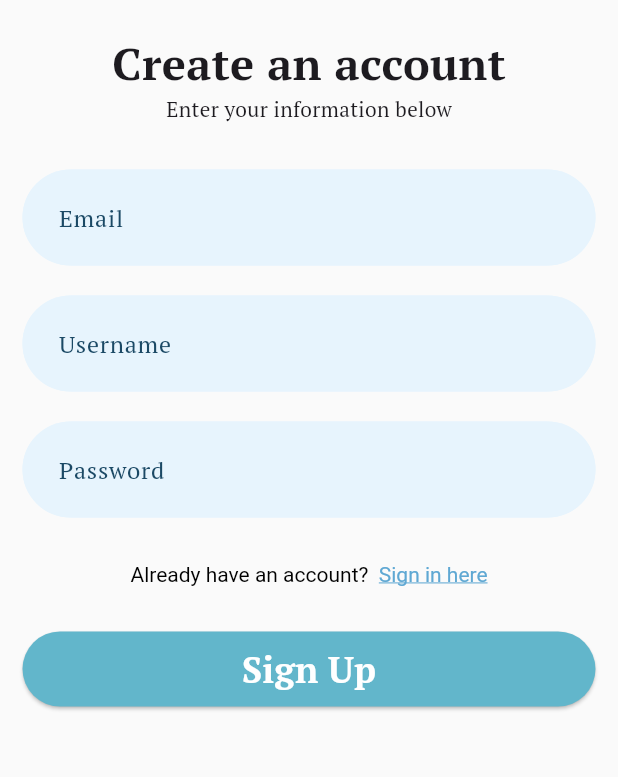
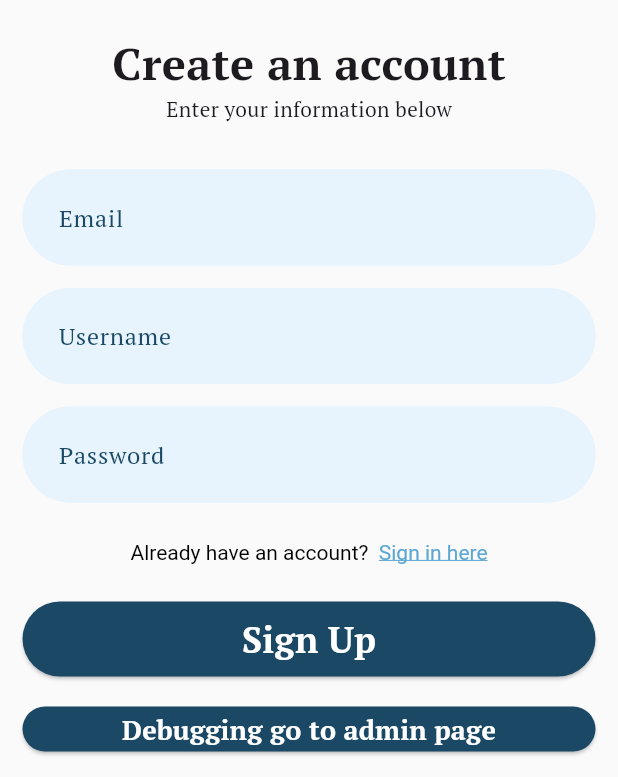
Before and after one commit to harshithlanka3/SAME-3311, a Flutter app: the SignUpPage screen opened directly, on a phone screen of 412 x 824 dp, the part 459-1236 px from its top. Run offline on Flutter 3.47's test engine with Material 3 defaults, Android fonts, the phone set to English and light mode, and no system bars; our stand-ins replace fluttertoast, multi_select_flutter.

Commit message:
debugging button to go to admin page

```diff
--- a/frontend/s_a_m_e/lib/login.dart
+++ b/frontend/s_a_m_e/lib/login.dart
@@ -6,7 +6,7 @@ import 'package:s_a_m_e/colors.dart';
 import 'package:s_a_m_e/signup.dart';
 import 'package:http/http.dart' as http;
 
-// perhaps might have to use ApiService ???
+// create ApiService class to verify the logins from database
 
 // class ApiService {
 //   Future<User> getUsers() async {
@@ -126,7 +126,7 @@ class _LoginState extends State<Login> {
                 child: ElevatedButton(
                   style:  const ButtonStyle(
                     foregroundColor: MaterialStatePropertyAll<Color>(white),
-                    backgroundColor: MaterialStatePropertyAll<Color>(teal),
+                    backgroundColor: MaterialStatePropertyAll<Color>(navy),
                   ),
                   // make sure Terms & Conditions are read & approved
                   onPressed: () {
--- a/frontend/s_a_m_e/lib/signup.dart
+++ b/frontend/s_a_m_e/lib/signup.dart
@@ -2,6 +2,7 @@ import 'dart:convert';
 import 'package:flutter/gestures.dart';
 import 'package:flutter/material.dart';
 import 'package:http/http.dart' as http;
+import 'package:s_a_m_e/admin.dart';
 import 'package:s_a_m_e/colors.dart';
 import 'package:s_a_m_e/login.dart';
 
@@ -132,7 +133,7 @@ class _SignUpPageState extends State<SignUpPage> {
                 )
               ),
             ),
-            const SizedBox(height: 20),
+            const SizedBox(height: 15),
             TextField(
               controller: _username,
               decoration: const InputDecoration(
@@ -151,7 +152,7 @@ class _SignUpPageState extends State<SignUpPage> {
                 ),
               ),
             ),
-            const SizedBox(height: 20),
+            const SizedBox(height: 15),
             TextField(
               controller: _userPassword,
               obscureText: true,
@@ -171,7 +172,7 @@ class _SignUpPageState extends State<SignUpPage> {
                 ),
               ),
             ),
-            const SizedBox(height: 30),
+            const SizedBox(height: 25),
             RichText(text: TextSpan(
                 style: const TextStyle(fontFamily: "PT Serif"),
                 children: <TextSpan>[
@@ -191,14 +192,14 @@ class _SignUpPageState extends State<SignUpPage> {
                   ),
                 ],
               )),
-              const SizedBox(height: 30),
+              const SizedBox(height: 25),
             SizedBox(
               width: MediaQuery.of(context).size.width,
               height: 50,
               child: ElevatedButton(
                 style: const ButtonStyle(
                   foregroundColor: MaterialStatePropertyAll(white),
-                  backgroundColor: MaterialStatePropertyAll(teal)
+                  backgroundColor: MaterialStatePropertyAll(navy)
                 ),
                 onPressed: () {
                   // final email = _userEmail.text;
@@ -249,7 +250,25 @@ class _SignUpPageState extends State<SignUpPage> {
                 child: const Text('Sign Up', style: TextStyle(fontWeight: FontWeight.bold, fontSize: 24.0)),
               )
             ),
+            // debugging button to continue through flow
+            const SizedBox(height: 20),
+            SizedBox(
+              width: MediaQuery.of(context).size.width,
+              height: 30,
+              child: ElevatedButton(
+                style: const ButtonStyle(
+                  foregroundColor: MaterialStatePropertyAll<Color>(white),
+                  backgroundColor: MaterialStatePropertyAll<Color>(navy),
+                ),
+                onPressed: () {
+                  Navigator.of(context).push(
+                    MaterialPageRoute(builder: (context) => const Admin()),
+                  );
+                },
+                child: const Text('Debugging go to admin page', style: TextStyle(fontWeight: FontWeight.bold, fontSize: 18.0)),
+              ),
 
+            )
           ],
         ),
       ),
```
Also changed, not shown: frontend/s_a_m_e/lib/add.dart (+23 -11 lines).
